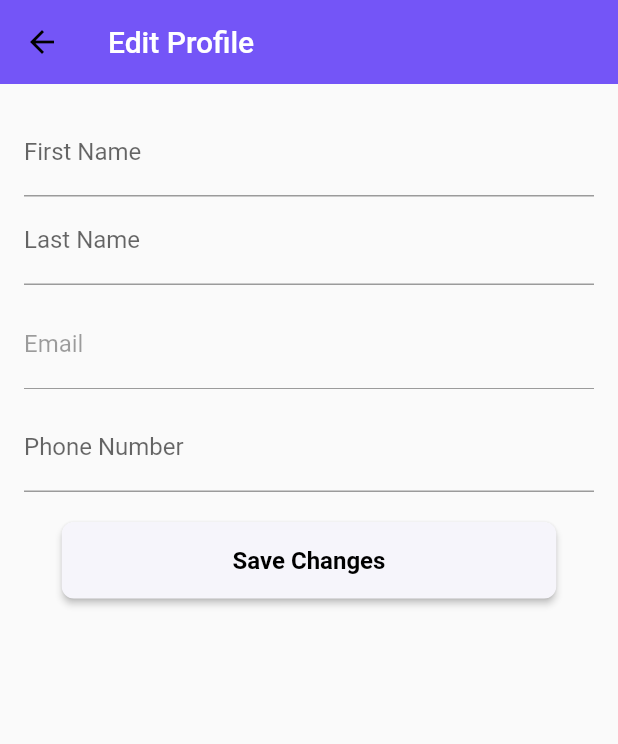
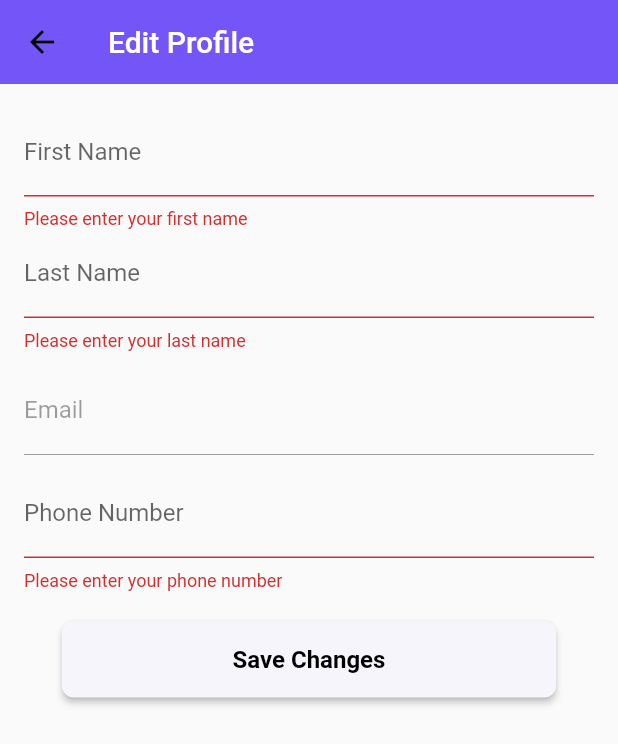
Before and after one commit to nikunjsp/KnowledgeVault, a Flutter app: the EditProfilePage screen opened directly with empty values, after a tap on "Save Changes", on a phone screen of 412 x 824 dp. Shown: the top 744 px of the screen. Run offline on Flutter 3.47's test engine with Material 2 defaults, Android fonts, the phone set to English and light mode, and no system bars; our stand-ins replace firebase_auth, firebase_core, firebase_database, youtube_player_flutter; accounts and stored records are empty; Roboto replaces fonts that are missing (RobotoMono).

Commit message:
Add validation of user profile changes

```diff
--- a/lib/EditProfilePage.dart
+++ b/lib/EditProfilePage.dart
@@ -25,6 +25,7 @@ class _EditProfilePageState extends State<EditProfilePage> {
   late TextEditingController _lastNameController;
   late TextEditingController _emailController;
   late TextEditingController _phoneController;
+  final _formKey = GlobalKey<FormState>();
 
   DatabaseReference _userRef = FirebaseDatabase.instance.reference().child('Users');
 
@@ -46,7 +47,36 @@ class _EditProfilePageState extends State<EditProfilePage> {
     super.dispose();
   }
 
+  String? _validateFirstName(String? value) {
+    if (value == null || value.isEmpty) {
+      return 'Please enter your first name';
+    }
+    return null;
+  }
+
+  String? _validateLastName(String? value) {
+    if (value == null || value.isEmpty) {
+      return 'Please enter your last name';
+    }
+    return null;
+  }
+
+  String? _validatePhoneNumber(String? value) {
+    if (value == null || value.isEmpty) {
+      return 'Please enter your phone number';
+    }
+
+    if (value.length != 10) {
+      return 'Invalid phone number';
+    }
+    return null;
+  }
+
   void _saveChanges() async {
+    if (_formKey.currentState?.validate() == false) {
+      return;
+    }
+
     String newFirstName = _firstNameController.text;
     String newLastName = _lastNameController.text;
     String newEmail = _emailController.text;
@@ -127,23 +157,29 @@ class _EditProfilePageState extends State<EditProfilePage> {
       ),
       body: Padding(
         padding: EdgeInsets.all(16.0),
+        child: Form(
+          key: _formKey,
           child: Column(
             crossAxisAlignment: CrossAxisAlignment.start,
             children: [
-            TextField(
+              TextFormField(
                 controller: _firstNameController,
                 decoration: InputDecoration(
                   labelText: 'First Name',
                 ),
+                // Add validation for first name
+                validator: _validateFirstName,
               ),
-            TextField(
+              TextFormField(
                 controller: _lastNameController,
                 decoration: InputDecoration(
                   labelText: 'Last Name',
                 ),
+                // Add validation for last name
+                validator: _validateLastName,
               ),
               SizedBox(height: 10.0),
-            TextField(
+              TextFormField(
                 controller: _emailController,
                 enabled: false,
                 decoration: InputDecoration(
@@ -151,11 +187,13 @@ class _EditProfilePageState extends State<EditProfilePage> {
                 ),
               ),
               SizedBox(height: 10.0),
-            TextField(
+              TextFormField(
                 controller: _phoneController,
                 decoration: InputDecoration(
                   labelText: 'Phone Number',
                 ),
+                // Add validation for phone number
+                validator: _validatePhoneNumber,
               ),
               SizedBox(height: 20.0),
               Center(
@@ -185,6 +223,7 @@ class _EditProfilePageState extends State<EditProfilePage> {
             ],
           ),
         ),
+      ),
     );
   }
 }
```
Also changed, not shown: lib/ProfilePage.dart (+7 -2 lines), lib/ResetPasswordPage.dart (+20 -2 lines), lib/SettingsPage.dart (+7 -10 lines). Lines whose indentation alone changed are shown as unchanged.
